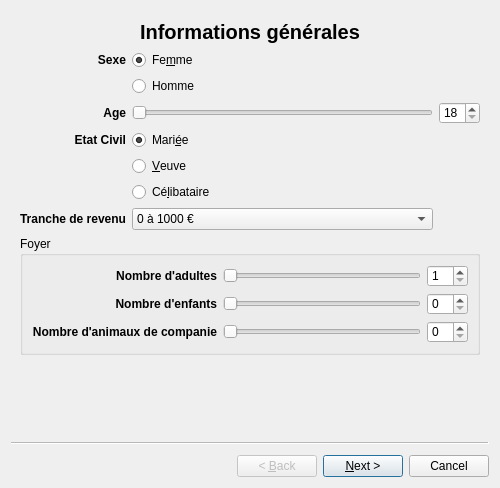
Old version of the form surveywizard.ui in the repository WardenQQ/aubonlait.
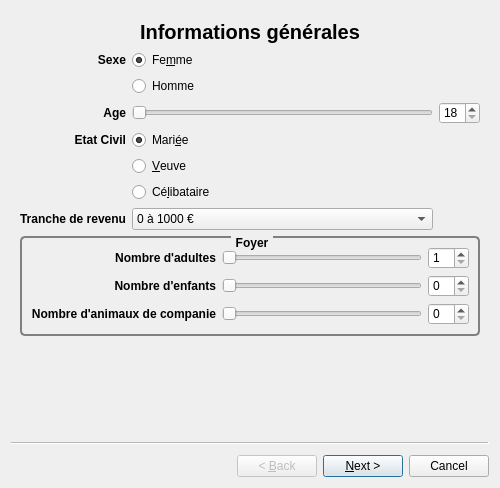
New version of the form. Custom widgets are drawn as their Qt base class.

```diff
--- a/surveywizard.ui
+++ b/surveywizard.ui
@@ -22,6 +22,11 @@
   <property name="styleSheet">
    <string notr="true">QLabel {
 	font: bold;
+}
+
+QGroupBox#groupBox_6 {
+	border: 1px black solid;
+	border-radius: 3px;
 }</string>
   </property>
   <widget class="QWizardPage" name="wizardPage1">
@@ -195,6 +200,20 @@
       </item>
       <item row="7" column="0" colspan="3">
        <widget class="QGroupBox" name="groupBox_6">
+        <property name="styleSheet">
+         <string notr="true">QGroupBox {
+    border: 2px solid gray;
+    border-radius: 5px;
+    margin-top: 1ex;
+	font-weight: bold;
+}
+
+QGroupBox::title {
+    subcontrol-origin: margin;
+    subcontrol-position: top center;
+    padding: 0 3px;
+}</string>
+        </property>
         <property name="title">
          <string>Foyer</string>
         </property>
```
Left out of the diff: 431 changed lines with no effect on the pictures.
